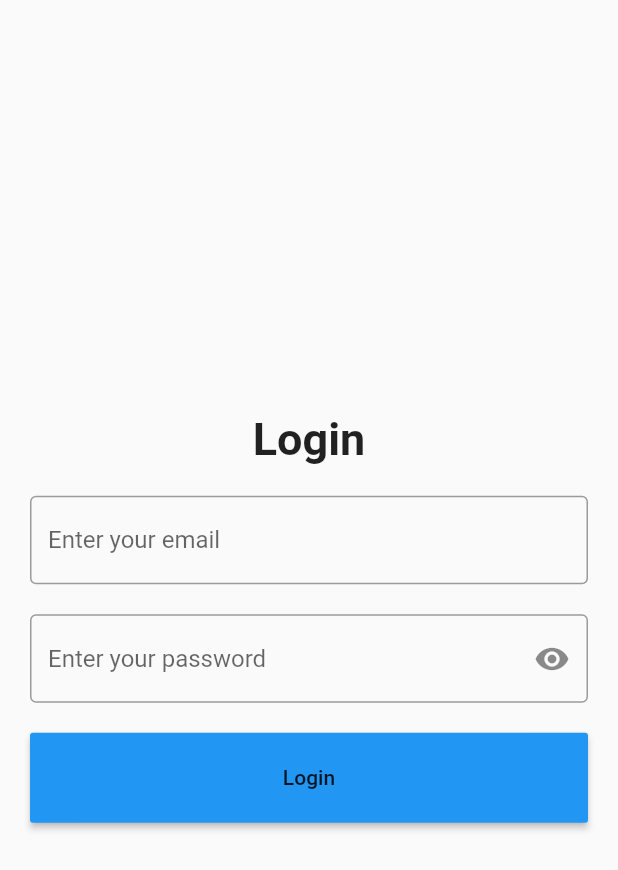
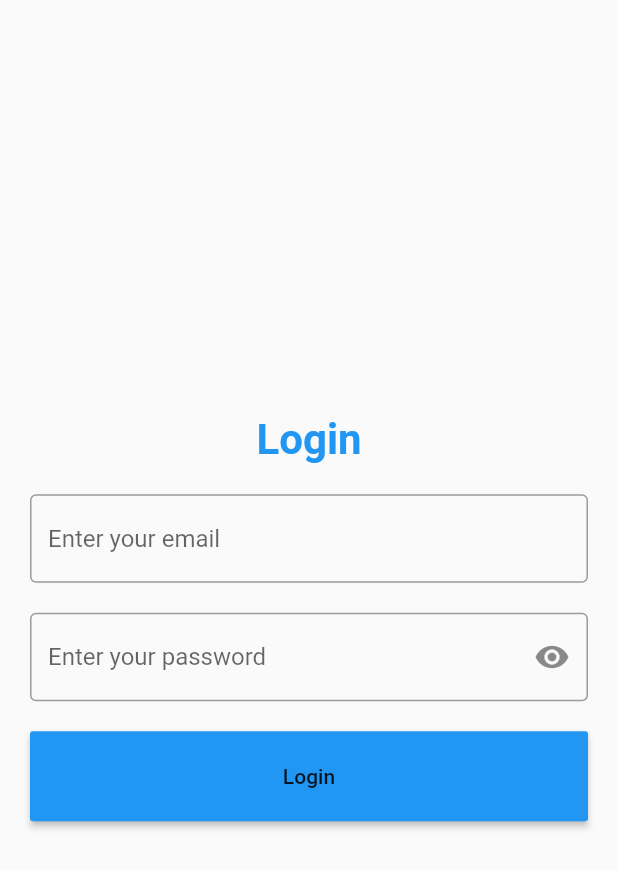
Before and after one commit to zahid2873/admin_app_ecommerce, a Flutter app: the screen it shows after launch, on a phone screen of 412 x 824 dp. Shown: the top 870 px of the screen. Run offline on Flutter 3.47's test engine with Material 2 defaults, Android fonts, the phone set to English and light mode, and no system bars; our stand-ins replace google_fonts.

Commit message:
vlaidation commit

```diff
--- a/lib/screen/login_page.dart
+++ b/lib/screen/login_page.dart
@@ -1,4 +1,5 @@
 import 'package:admin_app_ecommerce/screen/navbar/home_page.dart';
+import 'package:admin_app_ecommerce/widget/custome_widget.dart';
 import 'package:flutter/material.dart';
 
 class LoginPage extends StatefulWidget {
@@ -11,6 +12,8 @@ class LoginPage extends StatefulWidget {
 class _LoginPageState extends State<LoginPage> {
   TextEditingController emailController = TextEditingController();
   TextEditingController passwordController = TextEditingController();
+  final _formKey = GlobalKey<FormState>();
+
   bool isObscure=true;
   int pressCount=0;
   @override
@@ -22,7 +25,9 @@ class _LoginPageState extends State<LoginPage> {
           mainAxisAlignment: MainAxisAlignment.center,
           crossAxisAlignment: CrossAxisAlignment.center,
           children: [
-            Text("Login",style: TextStyle(fontSize: 30,fontWeight: FontWeight.bold),),
+            Text("Login",style: textStyle(28,Colors.blue,FontWeight.bold),),
+            Form(key:_formKey, child: Column(
+              children: [
                 SizedBox(height: 20,),
                 TextFormField(
                   keyboardType: TextInputType.emailAddress,
@@ -60,8 +65,8 @@ class _LoginPageState extends State<LoginPage> {
                     border: OutlineInputBorder(),
                   ),
                   validator:(value){
-                if(value==null) {
-                  return "Please enter email";
+                    if(value!.isEmpty) {
+                      return "Please enter password";
                     }
                     return null;
                   },
@@ -72,13 +77,19 @@ class _LoginPageState extends State<LoginPage> {
                   minWidth: double.infinity,
                   color: Colors.blue,
                   onPressed: (){
+                    if(_formKey.currentState!.validate()){
                       Navigator.push(context, MaterialPageRoute(builder: (context)=>HomePage()));
+                    }
+
                   },
                   child: Text('Login'),
                 )
+              ],
+            ))
           ],
         ),
       ),
     );
   }
+
 }
--- a/lib/widget/custome_widget.dart
+++ b/lib/widget/custome_widget.dart
@@ -0,0 +1,12 @@
+
+import 'dart:ui';
+
+import 'package:google_fonts/google_fonts.dart';
+
+textStyle(double size,[ Color ? clr, FontWeight ? fw ]){
+  return GoogleFonts.roboto(
+    fontSize: size,
+    fontWeight: fw,
+    color: clr,
+  );
+}
```
Lines whose indentation alone changed are shown as unchanged.
